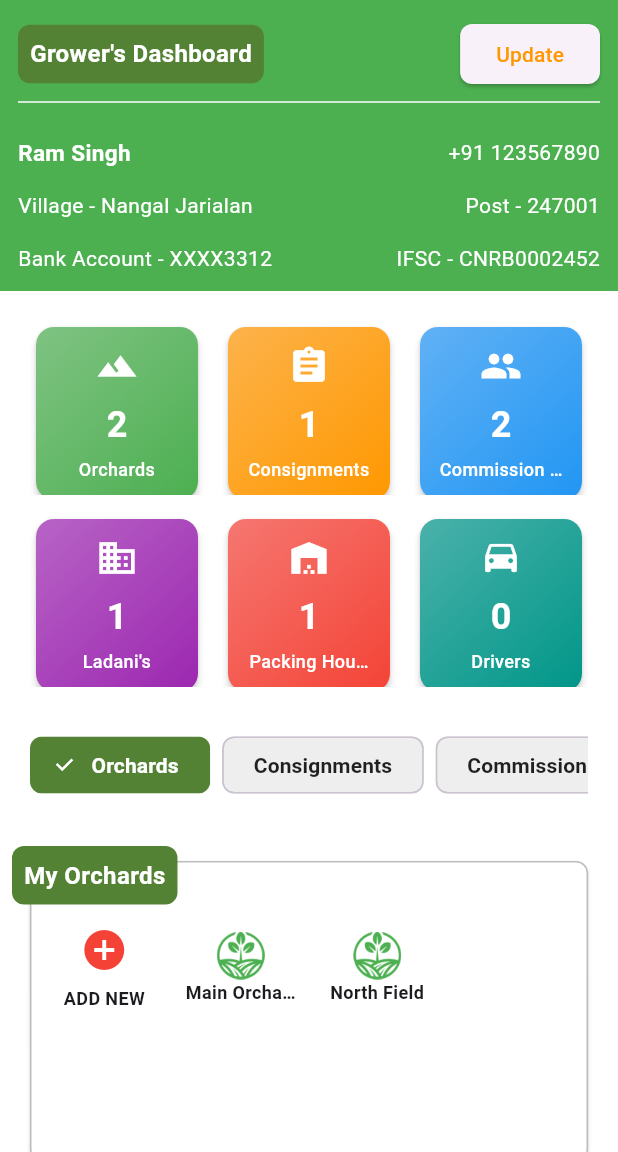
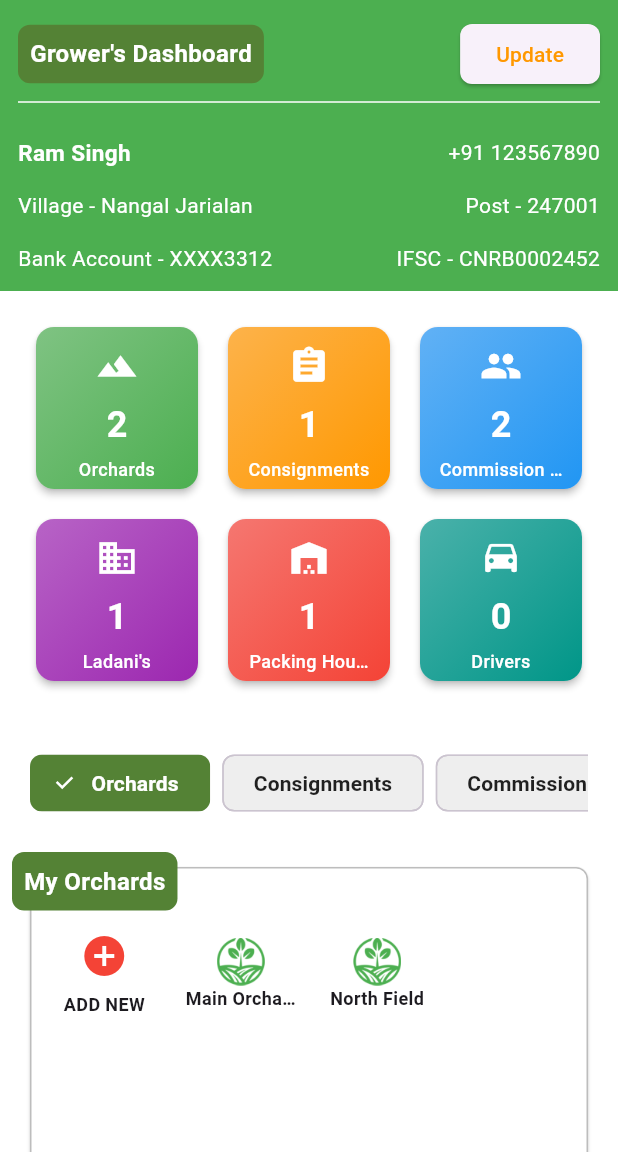
Before and after one commit to Shiva-04z/ipa_test, a Flutter app: the GrowerView screen opened by its route, on a phone screen of 412 x 824 dp, the part 84-1236 px from its top. Run offline on Flutter 3.47's test engine with Material 3 defaults, Android fonts, the phone set to English and light mode, and no system bars; our stand-ins replace equatable, firebase_core, geocoding, geolocator, get, google_maps_flutter and 1 more; accounts and stored records are empty.

Commit message:
Added Responsiveness

```diff
--- a/lib/features/aadhati/aadhati_view.dart
+++ b/lib/features/aadhati/aadhati_view.dart
@@ -984,10 +984,9 @@ class AadhatiView extends GetView<AadhatiController> {
             shrinkWrap: true,
             physics: NeverScrollableScrollPhysics(),
             crossAxisCount:
-                MediaQuery.of(Get.context!).size.width > 800 ? 6 : 3,
+                MediaQuery.of(Get.context!).size.width > 800 ? 5 : 3,
             crossAxisSpacing: 12,
             mainAxisSpacing: 12,
-            childAspectRatio: 1.5,
             children: [
               _buildSummaryCard(
                 'Associated Growers',
--- a/lib/features/grower/grower_view.dart
+++ b/lib/features/grower/grower_view.dart
@@ -32,7 +32,7 @@ class GrowerView extends GetView<GrowerController> {
             glbw.buildInfo(),
             SizedBox(height: 20),
             _buildSummarySection(),
-            SizedBox(height: 20),
+            SizedBox(height: 40),
             _buildSectionSelector(),
             SizedBox(height: 20),
             Obx(() {
@@ -75,7 +75,7 @@ class GrowerView extends GetView<GrowerController> {
     ];
 
     return Container(
-      padding: EdgeInsets.symmetric(horizontal: 20, vertical: 8),
+      padding: EdgeInsets.symmetric(horizontal: 20, vertical: 0),
       child: SingleChildScrollView(
         scrollDirection: Axis.horizontal,
         child: Row(
@@ -1138,9 +1138,9 @@ class GrowerView extends GetView<GrowerController> {
             shrinkWrap: true,
             physics: NeverScrollableScrollPhysics(),
             crossAxisCount:
-                MediaQuery.of(Get.context!).size.width > 800 ? 6 : 3,
+                MediaQuery.of(Get.context!).size.width > 840 ? 6 : 3,
             crossAxisSpacing: 12,
-            mainAxisSpacing: 12,
+            mainAxisSpacing:  12,
             children: [
               _buildSummaryCard(
                 'Orchards',
@@ -1185,12 +1185,10 @@ class GrowerView extends GetView<GrowerController> {
 
   Widget _buildSummaryCard(
       String title, String count, Color color, IconData icon) {
-    return SingleChildScrollView(
-      child: Card(
+    return Card(
           elevation: 2,
           shape: RoundedRectangleBorder(
-          borderRadius: BorderRadius.circular(12),
-        ),
+            borderRadius: BorderRadius.circular(12),),
       child: Container(
         decoration: BoxDecoration(
           borderRadius: BorderRadius.circular(12),
@@ -1235,7 +1233,6 @@ class GrowerView extends GetView<GrowerController> {
                 overflow: TextOverflow.ellipsis,
               ),
             ],
-            ),
           ),
         ),
       ),
--- a/lib/features/ladaniBuyers/ladaniBuyers_view.dart
+++ b/lib/features/ladaniBuyers/ladaniBuyers_view.dart
@@ -7,14 +7,11 @@ import 'package:get/get.dart';
 
 import '../../core/globalsWidgets.dart' as glbw;
 import '../../core/global_role_loader.dart' as gld;
-import '../../models/ladani_model.dart';
 import '../../models/aadhati.dart';
 
 import '../../models/driving_profile_model.dart';
 import '../../models/consignment_model.dart';
-import '../driver/driver_form_page.dart';
 import '../forms/buyer_form_page.dart';
-import '../forms/grower_form_page.dart';
 import '../forms/ladani_form_page.dart';
 import '../grower/grower_dialogs.dart';
 
@@ -985,7 +982,6 @@ class LadaniBuyersView extends GetView<LadaniBuyersController> {
                 MediaQuery.of(Get.context!).size.width > 800 ? 5 : 3,
             crossAxisSpacing: 12,
             mainAxisSpacing: 12,
-            childAspectRatio: 1.5,
             children: [
               _buildSummaryCard(
                 'Associated Aadhatis',
--- a/lib/features/packHouse/packHouse_view.dart
+++ b/lib/features/packHouse/packHouse_view.dart
@@ -72,10 +72,9 @@ class PackHouseView extends GetView<PackHouseController> {
             shrinkWrap: true,
             physics: NeverScrollableScrollPhysics(),
             crossAxisCount:
-                MediaQuery.of(Get.context!).size.width > 800 ? 6 : 3,
+                MediaQuery.of(Get.context!).size.width > 840 ? 6 : 3,
             crossAxisSpacing: 12,
             mainAxisSpacing: 12,
-            childAspectRatio: 1.5,
             children: [
               _buildSummaryCard(
                 'Associated Growers',
--- a/lib/features/transportUnion/transportUnion_view.dart
+++ b/lib/features/transportUnion/transportUnion_view.dart
@@ -1039,10 +1039,10 @@ class TransportUnionView extends GetView<TransportUnionController> {
             shrinkWrap: true,
             physics: NeverScrollableScrollPhysics(),
             crossAxisCount:
-                MediaQuery.of(Get.context!).size.width > 800 ? 6 : 3,
+                MediaQuery.of(Get.context!).size.width > 840 ? 6 : 3,
             crossAxisSpacing: 12,
             mainAxisSpacing: 12,
-            childAspectRatio: 1.5,
+
             children: [
               _buildSummaryCard(
                 'Associated Drivers',
```
Also changed, not shown: lib/features/ampcOffice/ampcOffice_view.dart (+8 -4 lines), lib/features/freightForwarder/freightForwarder_view.dart (+1 -8 lines), lib/features/hpAgriBoard/hpAgriBoard_view.dart (+8 -5 lines), lib/features/hpPolice/hpPolice_view.dart (+8 -4 lines). Lines whose indentation alone changed are shown as unchanged.
